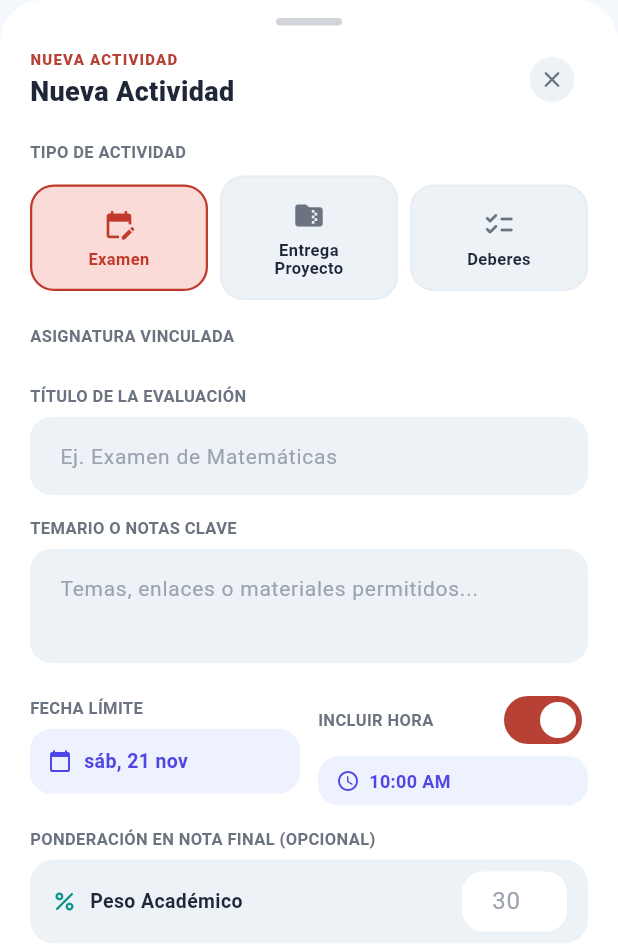
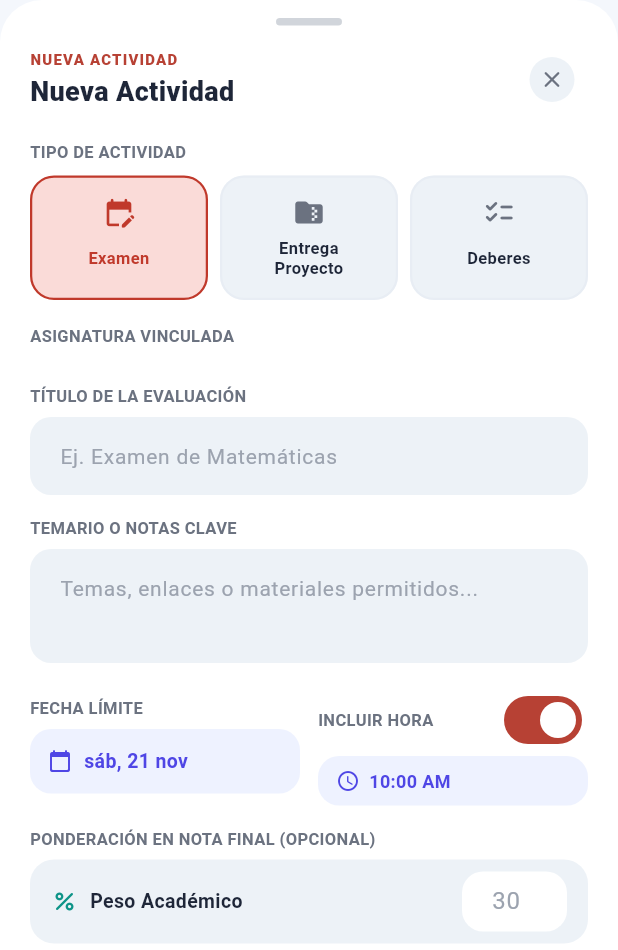
Before and after one commit to David-2357/have_to_study, a Flutter app: the CreateEventSheet widget shown alone on an empty page, opened directly, on a phone screen of 412 x 824 dp. Shown: the top 950 px of the screen. Run offline on Flutter 3.47's test engine with Material 3 defaults, Android fonts, the phone set to English and light mode, and no system bars; our stand-ins replace audioplayers, drift, file_picker, fl_chart, flutter_local_notifications, flutter_riverpod and 7 more; accounts and stored records are empty; generated files the repository leaves out were written again.

Commit message:
💄 equalize activity type card dimensions in create event sheet

```diff
--- a/lib/features/academic_events/presentation/create_event_sheet.dart
+++ b/lib/features/academic_events/presentation/create_event_sheet.dart
@@ -188,7 +188,9 @@ class _CreateEventSheetState extends ConsumerState<CreateEventSheet> {
               style: TextStyle(fontSize: 11, fontWeight: FontWeight.bold, color: colors.textSecondary),
             ),
             const SizedBox(height: 8),
-            Row(
+            IntrinsicHeight(
+              child: Row(
+                crossAxisAlignment: CrossAxisAlignment.stretch,
                 children: [
                   _buildTypeCard(EventType.exam, 'Examen', Icons.edit_calendar_rounded),
                   const SizedBox(width: 8),
@@ -196,6 +198,7 @@ class _CreateEventSheetState extends ConsumerState<CreateEventSheet> {
                   const SizedBox(width: 8),
                   _buildTypeCard(EventType.academicActivity, 'Deberes', Icons.checklist_rounded),
                 ],
+              ),
             ),
 
             const SizedBox(height: 16),
@@ -729,7 +732,7 @@ class _CreateEventSheetState extends ConsumerState<CreateEventSheet> {
       child: GestureDetector(
         onTap: () => setState(() => _selectedType = type),
         child: Container(
-          padding: const EdgeInsets.symmetric(vertical: 14),
+          padding: const EdgeInsets.symmetric(vertical: 12, horizontal: 4),
           decoration: BoxDecoration(
             color: bgColor,
             borderRadius: BorderRadius.circular(16),
@@ -739,17 +742,23 @@ class _CreateEventSheetState extends ConsumerState<CreateEventSheet> {
             ),
           ),
           child: Column(
+            mainAxisAlignment: MainAxisAlignment.center,
             children: [
               Icon(icon, color: fgColor, size: 22),
               const SizedBox(height: 6),
-              Text(
+              SizedBox(
+                height: 28,
+                child: Center(
+                  child: Text(
                     label,
                     textAlign: TextAlign.center,
                     style: TextStyle(
                       fontSize: 11,
                       fontWeight: isSelected ? FontWeight.bold : FontWeight.w600,
                       color: isSelected ? fgColor : colors.textPrimary,
-                  height: 1.1,
+                      height: 1.15,
+                    ),
+                  ),
                 ),
               ),
             ],
```
Lines whose indentation alone changed are shown as unchanged.
